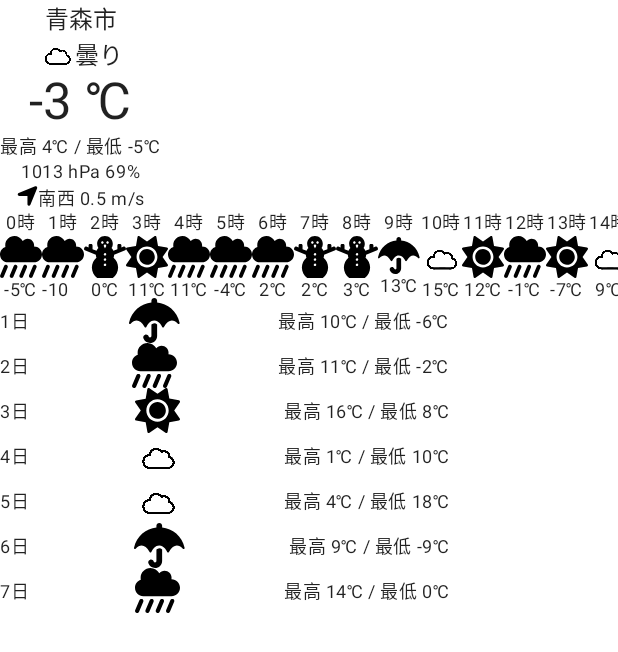
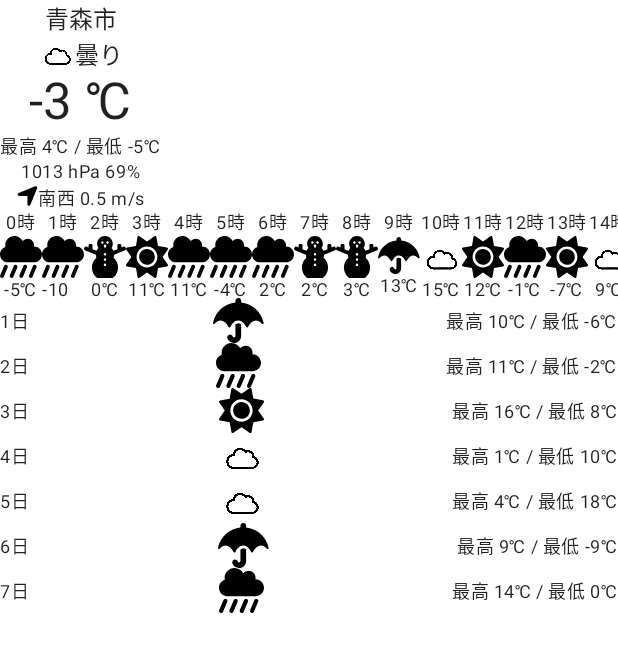
Before and after one commit to s-kamada/weather_apps, an Android app built with Jetpack Compose: the screen it shows after launch (MainActivity), on a phone screen of 412 x 824 dp. Shown: the top 652 px of the screen. Run offline under Robolectric (Android 15) with nearby library versions, the phone set to English and light mode, and no system bars.

Commit message:
WeatherBusinessModel追加

```diff
--- a/app/src/main/java/com/example/weather_competition_1632/Home.kt
+++ b/app/src/main/java/com/example/weather_competition_1632/Home.kt
@@ -8,15 +8,11 @@ import androidx.compose.foundation.lazy.items
 import androidx.compose.runtime.Composable
 import androidx.compose.ui.Alignment
 import androidx.compose.ui.Modifier
-import androidx.compose.ui.focus.focusModifier
 import androidx.compose.ui.res.painterResource
 import androidx.compose.ui.tooling.preview.Preview
 import androidx.compose.ui.unit.Dp
 import androidx.compose.ui.unit.dp
-import com.example.weather_competition_1632.ui.theme.AppTheme
-import com.example.weather_competition_1632.ui.theme.Texts
-import com.example.weather_competition_1632.ui.theme.Weather
-import java.util.*
+import com.example.weather_competition_1632.ui.theme.*
 
 @Composable
 fun WeatherCard(prefectureName: String) {
@@ -105,7 +101,9 @@ fun WeeklyForecast() {
         WeekDayForecast.getRandom(date)
     }
 
-    LazyColumn {
+    LazyColumn(
+        modifier = Modifier.fillMaxWidth()
+    ) {
         items(forecasts) { forecast ->
             WeekdayForecastCell(forecast = forecast)
         }
@@ -119,7 +117,7 @@ fun WeekdayForecastCell(
     Row(
         horizontalArrangement = Arrangement.SpaceBetween,
         verticalAlignment = Alignment.CenterVertically,
-        modifier = Modifier.size(300.dp, 30.dp)
+        modifier = Modifier.fillMaxWidth().height(30.dp)
     ) {
         Texts.Description(text = "${forecast.day}日")
         Image(
@@ -128,49 +126,6 @@ fun WeekdayForecastCell(
             modifier = Modifier.fillMaxHeight()
         )
         Texts.Description(text = "最高 ${forecast.maxTemperature}℃ / 最低 ${forecast.minTemperature}℃")
-    }
-}
-
-data class OneHourForecast(
-    val time: String,
-    val weather: Weather,
-    val temperature: String
-) {
-
-    /**
-     * デモのためランダムの天気を生成する
-     */
-    companion object {
-
-        fun getRandom(time: Int): OneHourForecast {
-            return OneHourForecast(
-                "${time}時",
-                Weather.random(),
-                "${(-10..20).random()}℃"
-            )
-        }
-    }
-}
-
-data class WeekDayForecast(
-    val day: String,
-    val weather: Weather,
-    val maxTemperature: Int,
-    val minTemperature: Int
-) {
-    /**
-     * デモのためランダムの天気を生成する
-     */
-    companion object {
-
-        fun getRandom(date: Int): WeekDayForecast {
-            return WeekDayForecast(
-                date.toString(),
-                Weather.random(),
-                (-10..20).random(),
-                (-10..20).random()
-            )
-        }
     }
 }
 
@@ -195,6 +150,5 @@ fun OneDayForecastPreview() {
 fun WeeklyForecastPreview() {
     AppTheme {
         WeeklyForecast()
-//        WeekdayForecastCell()
     }
 }
--- a/app/src/main/java/com/example/weather_competition_1632/ui/theme/Weather.kt
+++ b/app/src/main/java/com/example/weather_competition_1632/ui/theme/Weather.kt
@@ -19,9 +19,62 @@ enum class Weather {
         }
     }
 
+    fun background(): Int {
+        return when (this) {
+            SUNNY -> R.drawable.bg_sunny
+            CLOUDY -> R.drawable.bg_cloudy
+            RAINY -> R.drawable.bg_rainy
+            SNOWY -> R.drawable.bg_snowy
+            STORMY -> R.drawable.bg_stormy
+        }
+    }
+
     companion object {
         fun random(): Weather {
             return values().toList().shuffled().first()
         }
     }
 }
+
+data class OneHourForecast(
+    val time: String,
+    val weather: Weather,
+    val temperature: String
+) {
+
+    /**
+     * デモのためランダムの天気を生成する
+     */
+    companion object {
+
+        fun getRandom(time: Int): OneHourForecast {
+            return OneHourForecast(
+                "${time}時",
+                Weather.random(),
+                "${(-10..20).random()}℃"
+            )
+        }
+    }
+}
+
+data class WeekDayForecast(
+    val day: String,
+    val weather: Weather,
+    val maxTemperature: Int,
+    val minTemperature: Int
+) {
+    /**
+     * デモのためランダムの天気を生成する
+     */
+    companion object {
+
+        fun getRandom(date: Int): WeekDayForecast {
+            return WeekDayForecast(
+                date.toString(),
+                Weather.random(),
+                (-10..20).random(),
+                (-10..20).random()
+            )
+        }
+    }
+}
```
Also changed, not shown: app/src/main/java/com/example/weather_competition_1632/WeatherBusinessModel.kt (added, +19 -0 lines).
